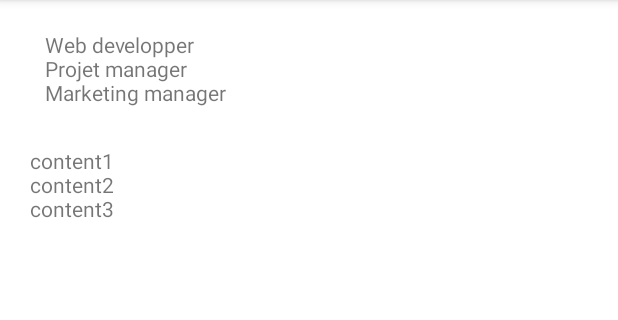
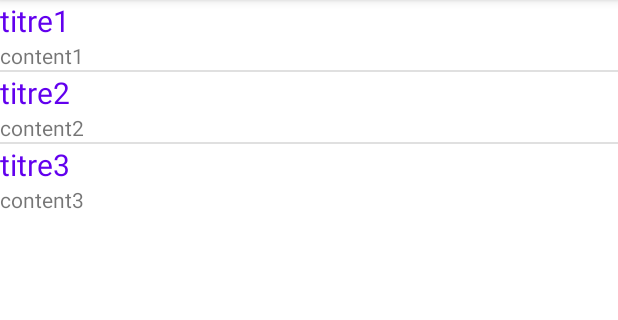
Before and after one commit to TheoG71/FirstJob, an Android app: the screen it shows after launch (answer before the commit, AnswerActivity after it), after a tap on "GO TO ANSWERACTIVITY", on a phone screen of 412 x 824 dp, the part 84-404 px from its top. Run offline under Robolectric (Android 15) with nearby library versions, the phone set to English and light mode, and no system bars; our stand-ins replace Volley; network calls fail.

Commit message:
display titre - content fonctionnel

```diff
--- a/app/src/main/AndroidManifest.xml
+++ b/app/src/main/AndroidManifest.xml
@@ -12,7 +12,7 @@
         android:theme="@style/Theme.FirstJob">
         <activity android:name=".FormActivity"></activity>
         <activity android:name=".details" />
-        <activity android:name=".answer" />
+        <activity android:name=".AnswerActivity" />
         <activity android:name=".MainActivity">
             <intent-filter>
                 <action android:name="android.intent.action.MAIN" />
--- /dev/null
+++ b/app/src/main/java/com/example/firstjob/AnswerActivity.java
@@ -0,0 +1,67 @@
+package com.example.firstjob;
+
+import androidx.appcompat.app.AppCompatActivity;
+
+import android.os.Bundle;
+import android.view.View;
+import android.widget.ImageView;
+import android.widget.ListView;
+import android.widget.TextView;
+
+import com.example.firstjob.adapters.AnswerItemAdapter;
+
+import java.util.ArrayList;
+import java.util.List;
+
+public class AnswerActivity extends AppCompatActivity {
+// Voici un commentaire pour pouvoir push
+
+    @Override
+    protected void onCreate(Bundle savedInstanceState) {
+        super.onCreate(savedInstanceState);
+        setContentView(R.layout.activity_answer);
+
+        //List of items
+        List<AnswerItem> answerItemList = new ArrayList<>();
+        answerItemList.add(new AnswerItem("titre1", "content1"));
+        answerItemList.add(new AnswerItem("titre2", "content2"));
+        answerItemList.add(new AnswerItem("titre3", "content3"));
+
+        //get list view
+        ListView listView = findViewById(R.id.list_view);
+        listView.setAdapter(new AnswerItemAdapter(this, answerItemList));
+    }
+
+//    @Override
+//    protected void onCreate(Bundle savedInstanceState) {
+//        super.onCreate(savedInstanceState);
+//        setContentView(R.layout.activity_answer);
+//
+//        ArrayList<ArrayList<String>> sectionList = new ArrayList();
+//
+//        ArrayList<String> title = new ArrayList();
+//        title.add("Web developper");
+//        title.add("Projet manager");
+//        title.add("Marketing manager");
+//
+//        ArrayList<String> content = new ArrayList();
+//        content.add("content1");
+//        content.add("content2");
+//        content.add("content3");
+//
+//        sectionList.add(title);
+//        sectionList.add(content);
+//
+//        TextView myTitleView = (TextView) findViewById(R.id.title);
+//        TextView myContentView = (TextView) findViewById(R.id.content);
+//
+//        int listSize = sectionList.size() + 1;
+//
+//        for (int i = 0; i < listSize; i++) {
+//            myTitleView.append(sectionList.get(0).get(i));
+//            myContentView.append(sectionList.get(1).get(i));
+//            myTitleView.append("\n");
+//            myContentView.append("\n");
+//        }
+//    }
+}
--- /dev/null
+++ b/app/src/main/java/com/example/firstjob/AnswerItem.java
@@ -0,0 +1,18 @@
+package com.example.firstjob;
+
+public class AnswerItem {
+
+    //fields
+    private String title;
+    private String content;
+
+    //constructor
+    public AnswerItem(String title, String content){
+        this.title = title;
+        this.content = content;
+    }
+
+    //methods
+    public String getTitle(){ return title;}
+    public String getContent(){ return content;}
+}
--- /dev/null
+++ b/app/src/main/java/com/example/firstjob/AnswerItemAdapter.java
@@ -0,0 +1,64 @@
+package com.example.firstjob.adapters;
+
+import android.content.Context;
+import android.view.LayoutInflater;
+import android.view.View;
+import android.view.ViewGroup;
+import android.widget.BaseAdapter;
+import android.widget.TextView;
+
+import com.example.firstjob.AnswerItem;
+import com.example.firstjob.R;
+
+import java.util.List;
+
+public class AnswerItemAdapter extends BaseAdapter{
+
+    //fields
+    private Context context;
+    private List<AnswerItem> answerItemList;
+    private LayoutInflater inflater;
+
+    //constructor
+    public AnswerItemAdapter(Context context, List<AnswerItem> answerItemList){
+        this.context = context;
+        this.answerItemList = answerItemList;
+        this.inflater = LayoutInflater.from(context);
+    }
+
+    @Override
+    public int getCount() {
+        return answerItemList.size();
+    }
+
+    @Override
+    public AnswerItem getItem(int position) {
+        return answerItemList.get(position);
+    }
+
+    @Override
+    public long getItemId(int i) {
+        return 0;
+    }
+
+    @Override
+    public View getView(int i, View view, ViewGroup viewGroup) {
+
+        view = inflater.inflate(R.layout.adapter_item, null);
+
+        //get informations about item
+        AnswerItem currentItem = getItem(i);
+        String itemTitle = currentItem.getTitle();
+        String itemContent = currentItem.getContent();
+
+        //get item title view
+        TextView itemTitleView = view.findViewById(R.id.item_title);
+        itemTitleView.setText(itemTitle);
+
+        //get item content view
+        TextView itemContentView = view.findViewById(R.id.item_content);
+        itemContentView.setText(itemContent);
+
+        return view;
+    }
+}
--- a/app/src/main/java/com/example/firstjob/MainActivity.java
+++ b/app/src/main/java/com/example/firstjob/MainActivity.java
@@ -2,16 +2,12 @@ package com.example.firstjob;
 
 import androidx.appcompat.app.AppCompatActivity;
 
-import android.content.Context;
 import android.content.Intent;
 import android.os.Bundle;
 import android.util.Log;
 import android.view.View;
-import android.widget.AdapterView;
 import android.widget.ArrayAdapter;
 import android.widget.Button;
-import android.widget.ImageView;
-import android.widget.ListView;
 import android.widget.Spinner;
 import android.widget.TextView;
 import android.widget.Toast;
@@ -21,22 +17,11 @@ import com.android.volley.RequestQueue;
 import com.android.volley.Response;
 import com.android.volley.VolleyError;
 import com.android.volley.toolbox.JsonArrayRequest;
-import com.android.volley.toolbox.JsonObjectRequest;
 import com.android.volley.toolbox.Volley;
-import com.stevesoltys.indeed.Indeed;
-import com.stevesoltys.indeed.exception.IndeedParameterException;
-import com.stevesoltys.indeed.exception.IndeedParseException;
-import com.stevesoltys.indeed.model.IndeedResult;
-import com.stevesoltys.indeed.model.IndeedSearchResults;
 
 import org.json.JSONArray;
 import org.json.JSONException;
 import org.json.JSONObject;
-
-import java.io.IOException;
-import java.lang.reflect.Array;
-import java.util.ArrayList;
-import java.util.List;
 
 public class MainActivity extends AppCompatActivity {
 
@@ -126,7 +111,7 @@ public class MainActivity extends AppCompatActivity {
     }
 
     private void openActivityAnswer() {
-        Intent intent = new Intent(this, answer.class);
+        Intent intent = new Intent(this, AnswerActivity.class);
         startActivity(intent);
     }
 
--- a/app/src/main/java/com/example/firstjob/answer.java
+++ /dev/null
@@ -1,46 +0,0 @@
-package com.example.firstjob;
-
-import androidx.appcompat.app.AppCompatActivity;
-
-import android.os.Bundle;
-import android.view.View;
-import android.widget.ImageView;
-import android.widget.TextView;
-import java.util.ArrayList;
-
-public class answer extends AppCompatActivity {
-// Voici un commentaire pour pouvoir push
-
-    @Override
-    protected void onCreate(Bundle savedInstanceState) {
-        super.onCreate(savedInstanceState);
-        setContentView(R.layout.activity_answer);
-
-        ArrayList<ArrayList<String>> sectionList = new ArrayList();
-
-        ArrayList<String> title = new ArrayList();
-        title.add("Web developper");
-        title.add("Projet manager");
-        title.add("Marketing manager");
-
-        ArrayList<String> content = new ArrayList();
-        content.add("content1");
-        content.add("content2");
-        content.add("content3");
-
-        sectionList.add(title);
-        sectionList.add(content);
-
-        TextView myTitleView = (TextView) findViewById(R.id.title);
-        TextView myContentView = (TextView) findViewById(R.id.content);
-
-        int listSize = sectionList.size() + 1;
-
-        for (int i = 0; i < listSize; i++) {
-            myTitleView.append(sectionList.get(0).get(i));
-            myContentView.append(sectionList.get(1).get(i));
-            myTitleView.append("\n");
-            myContentView.append("\n");
-        }
-    }
-}
--- a/app/src/main/res/layout/activity_answer.xml
+++ b/app/src/main/res/layout/activity_answer.xml
@@ -4,25 +4,43 @@
     android:layout_width="match_parent"
     android:layout_height="match_parent"
     android:orientation="vertical">
-    <TextView
-        android:id="@+id/title"
+
+    <ListView
         android:layout_width="wrap_content"
         android:layout_height="wrap_content"
-        android:layout_marginStart="30dp"
-        android:layout_marginTop="20dp"
-        android:orientation="vertical"
-        >
+        android:id="@+id/list_view">
+    </ListView>
 
-    </TextView>
 
-    <TextView
-        android:id="@+id/content"
-        android:layout_width="wrap_content"
-        android:layout_height="wrap_content"
-        android:layout_marginStart="20dp"
-        android:layout_marginTop="10dp"
-        android:orientation="vertical"
-        >
 
-    </TextView>
+
+
+
+
+
+
+
+
+
+<!--    <TextView-->
+<!--        android:id="@+id/title"-->
+<!--        android:layout_width="wrap_content"-->
+<!--        android:layout_height="wrap_content"-->
+<!--        android:layout_marginStart="30dp"-->
+<!--        android:layout_marginTop="20dp"-->
+<!--        android:orientation="vertical"-->
+<!--        >-->
+
+<!--    </TextView>-->
+
+<!--    <TextView-->
+<!--        android:id="@+id/content"-->
+<!--        android:layout_width="wrap_content"-->
+<!--        android:layout_height="wrap_content"-->
+<!--        android:layout_marginStart="20dp"-->
+<!--        android:layout_marginTop="10dp"-->
+<!--        android:orientation="vertical"-->
+<!--        >-->
+
+<!--    </TextView>-->
 </LinearLayout>
--- a/app/src/main/res/layout/activity_main.xml
+++ b/app/src/main/res/layout/activity_main.xml
@@ -87,7 +87,7 @@
 
 
     <Button
-        android:layout_marginTop="300dp"
+        android:layout_marginTop="30dp"
         android:id="@+id/btn_details"
         android:layout_width="wrap_content"
         android:layout_height="wrap_content"
--- /dev/null
+++ b/app/src/main/res/layout/adapter_item.xml
@@ -0,0 +1,33 @@
+<?xml version="1.0" encoding="utf-8"?>
+<LinearLayout xmlns:android="http://schemas.android.com/apk/res/android"
+    android:orientation="vertical" android:layout_width="match_parent"
+    android:layout_height="match_parent">
+
+    <RelativeLayout
+        android:layout_width="wrap_content"
+        android:layout_height="wrap_content">
+
+        <TextView
+            android:id="@+id/item_title"
+            android:layout_width="wrap_content"
+            android:layout_height="wrap_content"
+            android:text="@string/item_default_name"
+            android:textSize="20dp"
+            android:textColor="@color/design_default_color_primary">
+
+        </TextView>
+
+        <TextView
+            android:id="@+id/item_content"
+            android:layout_width="wrap_content"
+            android:layout_height="wrap_content"
+            android:text="@string/item_default_price"
+            android:layout_below="@+id/item_title">
+
+        </TextView>
+
+    </RelativeLayout>
+
+
+
+</LinearLayout>
--- a/app/src/main/res/values/strings.xml
+++ b/app/src/main/res/values/strings.xml
@@ -11,4 +11,6 @@
     <string name="go_back">Go Back</string>
     <string name="test1">test1</string>
     <string name="cv">CV</string>
+    <string name="item_default_name">Nom de l\'article</string>
+    <string name="item_default_price">0€</string>
 </resources>
```
